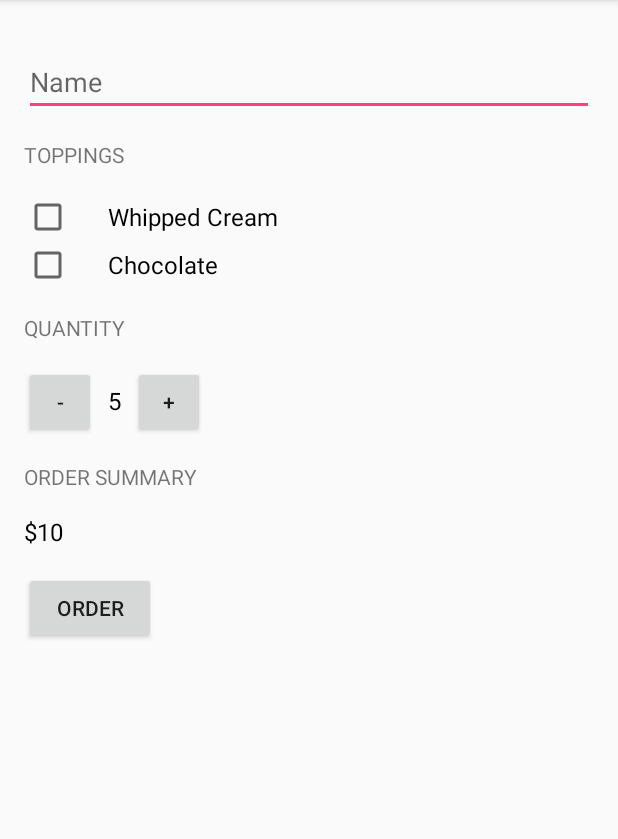
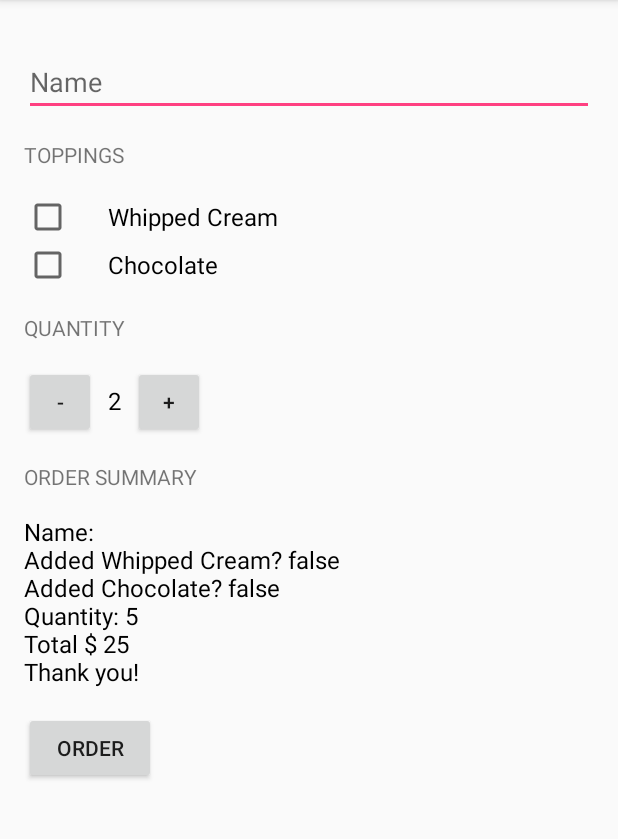
Before and after one commit to jsbaidwan/CoffeeBar, an Android app: the screen it shows after launch (MainActivity), after a tap on "ORDER", on a phone screen of 412 x 824 dp, the part 84-923 px from its top. Run offline under Robolectric (Android 15) with nearby library versions, the phone set to English and light mode, and no system bars.

Commit message:
removing hardcoding from xml

```diff
--- a/app/src/main/java/com/example/jaspreetsingh/coffeebar/MainActivity.java
+++ b/app/src/main/java/com/example/jaspreetsingh/coffeebar/MainActivity.java
@@ -70,19 +70,22 @@ public class MainActivity extends AppCompatActivity {
         String priceMessage = createOrderSummary(name, price, hasWhippedCream, hasChocolate);
 
 
-        composeEmail("jsbaidwan@gmail.com", name, priceMessage);
-       // displayText(priceMessage);
+//        composeEmail("jsbaidwan@gmail.com", name, priceMessage);
+        displayText(priceMessage);
     }
-    public void composeEmail(String addresses, String subject, String text) {
-        Intent intent = new Intent(Intent.ACTION_SENDTO);
-        intent.setData(Uri.parse("mailto:")); // only email apps should handle this
-        intent.putExtra(Intent.EXTRA_EMAIL, addresses);
-        intent.putExtra(Intent.EXTRA_SUBJECT, "Coffee order summary of " + subject);
-        intent.putExtra(Intent.EXTRA_TEXT, text);
-        if (intent.resolveActivity(getPackageManager()) != null) {
-            startActivity(intent);
-        }
-    }
+    /**
+     * This is method is used to send order summary directly to email on clicking the button
+     */
+//    public void composeEmail(String addresses, String subject, String text) {
+//        Intent intent = new Intent(Intent.ACTION_SENDTO);
+//        intent.setData(Uri.parse("mailto:")); // only email apps should handle this
+//        intent.putExtra(Intent.EXTRA_EMAIL, addresses);
+//        intent.putExtra(Intent.EXTRA_SUBJECT, "Coffee order summary of " + subject);
+//        intent.putExtra(Intent.EXTRA_TEXT, text);
+//        if (intent.resolveActivity(getPackageManager()) != null) {
+//            startActivity(intent);
+//        }
+//    }
 
     /**
      * Calculate the price of order
@@ -91,6 +94,7 @@ public class MainActivity extends AppCompatActivity {
      */
 
     private int calculatePrice (boolean addWhippedCream, boolean addChocolate)   {
+        int totalPrice;
         //Base  price of coffee is $5
         int coffeePrice = 5;
         //adding whipped cream adds $1 to the price of coffee
@@ -102,7 +106,7 @@ public class MainActivity extends AppCompatActivity {
             coffeePrice += 2;
         }
         //total price of the coffee is multiplied with the quantity
-        int totalPrice = coffeePrice * quantity;
+        totalPrice = coffeePrice * quantity;
         return totalPrice;
     }
 
--- a/app/src/main/res/layout/activity_main.xml
+++ b/app/src/main/res/layout/activity_main.xml
@@ -8,7 +8,7 @@
 
 <LinearLayout
     android:layout_width="match_parent"
-    android:layout_height="match_parent"
+    android:layout_height="wrap_content"
     android:orientation="vertical"
     android:paddingBottom="16dp"
     android:paddingLeft="16dp"
@@ -21,7 +21,7 @@
         android:layout_height="wrap_content"
         android:layout_marginTop="16dp"
         android:layout_marginBottom="16dp"
-        android:hint="Name"
+        android:hint="@string/name"
         android:inputType="textCapWords"/>
 
 
@@ -39,7 +39,7 @@
             android:layout_width="wrap_content"
             android:layout_height="wrap_content"
             android:paddingLeft="24dp"
-            android:text="Whipped Cream"
+            android:text="@string/whipped_cream"
             android:textSize="16sp"
             />
 
@@ -48,7 +48,7 @@
         android:layout_width="wrap_content"
         android:layout_height="wrap_content"
         android:paddingLeft="24dp"
-        android:text="Chocolate"
+        android:text="@string/chocolate"
         android:textSize="16sp"
         />
 
@@ -57,7 +57,7 @@
         android:layout_height="wrap_content"
         android:layout_marginTop="16dp"
         android:layout_marginBottom="16dp"
-        android:text="Quantity"
+        android:text="@string/quantity"
         android:textAllCaps="true" />
 
     <LinearLayout
@@ -77,7 +77,7 @@
             android:layout_height="wrap_content"
             android:layout_marginLeft="8dp"
             android:layout_marginRight="8dp"
-            android:text="5"
+            android:text="@string/initial_quantity_value"
             android:textColor="@android:color/black"
             android:textSize="16sp" />
 
```
Also changed, not shown: app/src/main/res/values/strings.xml (+57 -3 lines).
